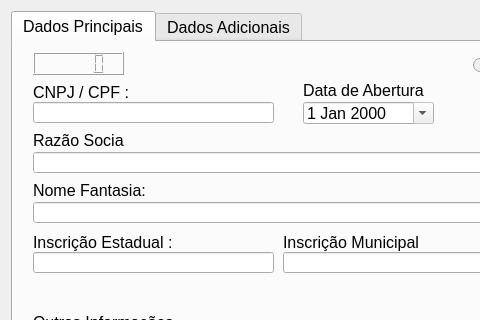
Qt form ui/CadEmpresa.ui (Locked666/My-Finance-QtDesigner) before a commit; both pictures show x 0 to 480 and y 0 to 320 of the 739 by 560 pixel window.
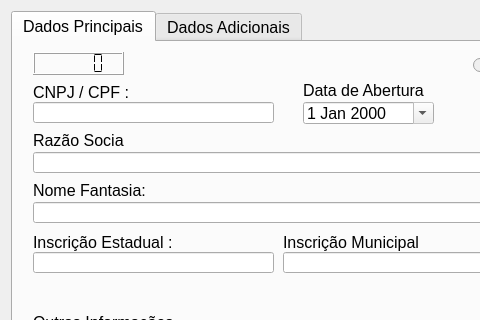
The same form after that commit.

```diff
--- a/ui/CadEmpresa.ui
+++ b/ui/CadEmpresa.ui
@@ -74,6 +74,21 @@
          <height>23</height>
         </rect>
        </property>
+       <property name="frameShape">
+        <enum>QFrame::Box</enum>
+       </property>
+       <property name="lineWidth">
+        <number>1</number>
+       </property>
+       <property name="segmentStyle">
+        <enum>QLCDNumber::Flat</enum>
+       </property>
+       <property name="value" stdset="0">
+        <double>0.000000000000000</double>
+       </property>
+       <property name="intValue" stdset="0">
+        <number>0</number>
+       </property>
       </widget>
       <widget class="QLabel" name="label_10">
        <property name="geometry">
@@ -381,7 +396,7 @@
         <string>Inscrição Municipal :</string>
        </property>
       </widget>
-      <widget class="QWidget" name="">
+      <widget class="QWidget" name="layoutWidget">
        <property name="geometry">
         <rect>
          <x>460</x>
```
